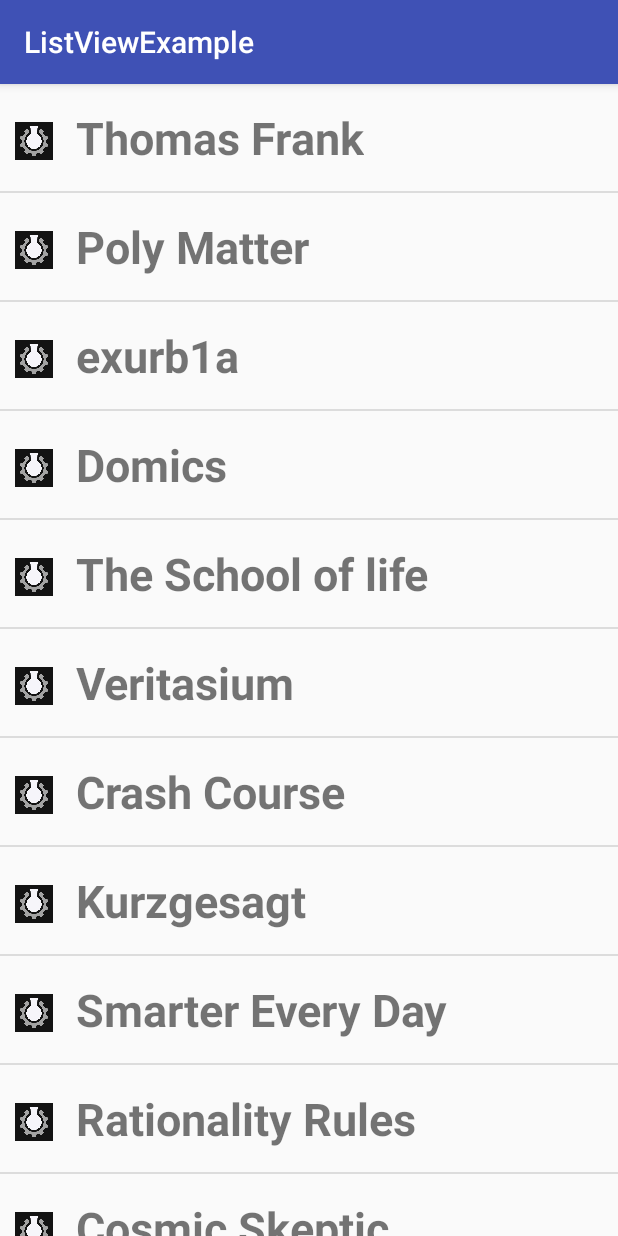
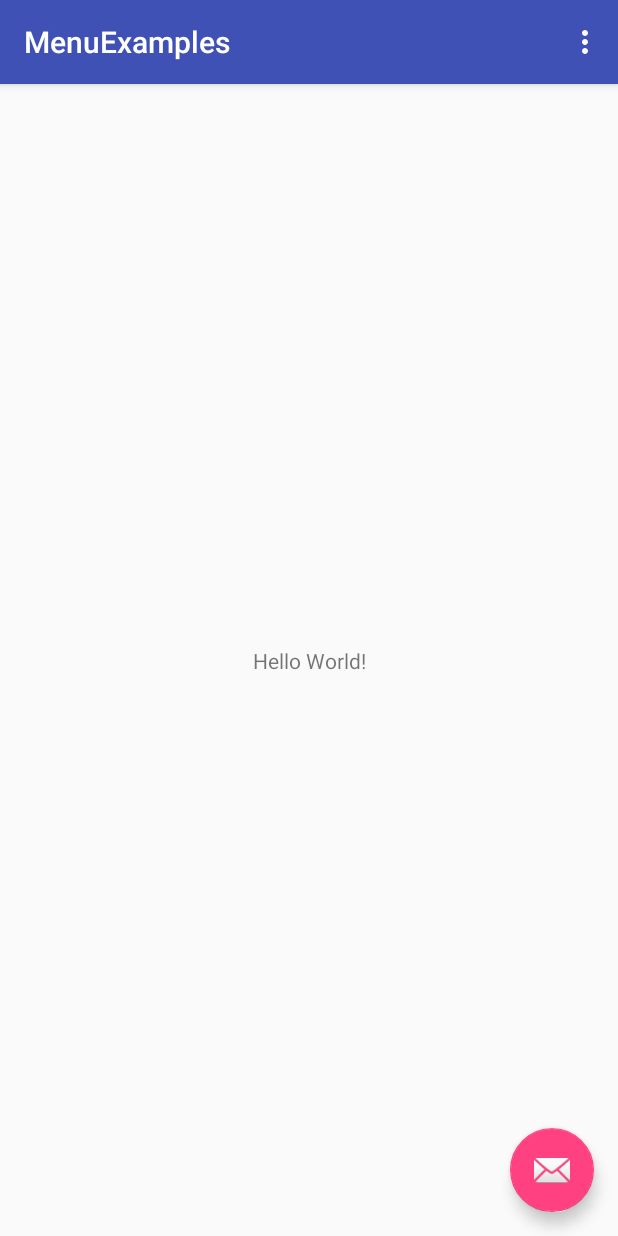
Before and after one commit to CaddyDz/Java, an Android app: the screen it shows after launch (MainActivity), on a phone screen of 412 x 824 dp. Run offline under Robolectric (Android 15) with nearby library versions, the phone set to English and light mode, and no system bars.

Commit message:
Fresh app with basic activity 1- Basic activity provides an options menu on the top right corner 2- Targetting Android Jelly Bean with API level 15
Signed-off-by: Caddy Dz <tbitw31@gmail.com>

```diff
--- a/app/build.gradle
+++ b/app/build.gradle
@@ -4,8 +4,8 @@
     compileSdkVersion 26
     buildToolsVersion "26.0.0"
     defaultConfig {
-        applicationId "com.englishdz.listviewexample"
-        minSdkVersion 14
+        applicationId "com.englishdz.menuexamples"
+        minSdkVersion 15
         targetSdkVersion 26
         versionCode 1
         versionName "1.0"
@@ -26,5 +26,6 @@
     })
     compile 'com.android.support:appcompat-v7:26.+'
     compile 'com.android.support.constraint:constraint-layout:1.0.2'
+    compile 'com.android.support:design:26.+'
     testCompile 'junit:junit:4.12'
 }
--- a/app/src/main/java/com/englishdz/listviewexample/MainActivity.java
+++ /dev/null
@@ -1,42 +0,0 @@
-package com.englishdz.listviewexample;
-
-import android.os.Bundle;
-import android.support.v7.app.ActionBarActivity;
-import android.view.View;
-import android.widget.AdapterView;
-import android.widget.ListAdapter;
-import android.widget.ListView;
-import android.widget.Toast;
-
-public class MainActivity extends ActionBarActivity {
-
-    @Override
-    protected void onCreate(Bundle savedInstanceState) {
-        super.onCreate(savedInstanceState);
-        setContentView(R.layout.activity_main);
-
-        String[] favoriteYTChannels = {"Thomas Frank", "Poly Matter", "exurb1a", "Domics", "The School of life", "Veritasium", "Crash Course", "Kurzgesagt", "Smarter Every Day", "Rationality Rules", "Cosmic Skeptic", "College Humor", "DarkMatter2525", "Vsauce", "CGP Grey"};
-
-        // Create List adapter by the array adapter of the created array of values.
-        ListAdapter theAdapter = new MyAdapter(this, favoriteYTChannels);
-
-        // Create a list view out of the UI component
-        ListView theListView = (ListView) findViewById(R.id.theListView);
-
-        // Populate the list view with the list adapter
-        theListView.setAdapter(theAdapter);
-
-
-        // Add click event listener to list view rows
-        theListView.setOnItemClickListener(new AdapterView.OnItemClickListener() {
-            @Override
-            public void onItemClick(AdapterView<?> adapterView, View view, int position, long l) {
-                // Create a message string that holds the value of the clicked or selected list view row
-                String channelPicked = "You have subscribed to " + String.valueOf(adapterView.getItemAtPosition(position));
-
-                // Create a toast with the created message string
-                Toast.makeText(MainActivity.this, channelPicked, Toast.LENGTH_SHORT).show();
-            }
-        });
-    }
-}
--- a/app/src/main/java/com/englishdz/listviewexample/MyAdapter.java
+++ /dev/null
@@ -1,39 +0,0 @@
-package com.englishdz.listviewexample;
-
-import android.content.Context;
-import android.view.LayoutInflater;
-import android.view.View;
-import android.view.ViewGroup;
-import android.widget.ArrayAdapter;
-import android.widget.ImageView;
-import android.widget.TextView;
-
-/**
- * Created by GREY on 10/12/17.
- */
-
-class MyAdapter extends ArrayAdapter<String> {
-
-    public MyAdapter(Context context, String[] values) {
-        super(context, R.layout.row_layout2, values);
-    }
-
-    @Override
-    public View getView(int position, View convertView, ViewGroup parent) {
-        LayoutInflater theInflater = LayoutInflater.from(getContext());
-
-        View theView = theInflater.inflate(R.layout.row_layout2, parent, false);
-
-        String channel = getItem(position);
-
-        TextView theTextView = (TextView) theView.findViewById(R.id.textView1);
-
-        theTextView.setText(channel);
-
-        ImageView theImageView = (ImageView) theView.findViewById(R.id.grey);
-
-        theImageView.setImageResource(R.drawable.grey);
-
-        return theView;
-    }
-}
--- /dev/null
+++ b/app/src/main/java/com/englishdz/menuexamples/MainActivity.java
@@ -0,0 +1,52 @@
+package com.englishdz.menuexamples;
+
+import android.os.Bundle;
+import android.support.design.widget.FloatingActionButton;
+import android.support.design.widget.Snackbar;
+import android.support.v7.app.AppCompatActivity;
+import android.support.v7.widget.Toolbar;
+import android.view.View;
+import android.view.Menu;
+import android.view.MenuItem;
+
+public class MainActivity extends AppCompatActivity {
+
+    @Override
+    protected void onCreate(Bundle savedInstanceState) {
+        super.onCreate(savedInstanceState);
+        setContentView(R.layout.activity_main);
+        Toolbar toolbar = (Toolbar) findViewById(R.id.toolbar);
+        setSupportActionBar(toolbar);
+
+       FloatingActionButton fab = (FloatingActionButton) findViewById(R.id.fab);
+        fab.setOnClickListener(new View.OnClickListener() {
+            @Override
+            public void onClick(View view) {
+                Snackbar.make(view, "Replace with your own action", Snackbar.LENGTH_LONG)
+                        .setAction("Action", null).show();
+            }
+        });
+    }
+
+    @Override
+    public boolean onCreateOptionsMenu(Menu menu) {
+        // Inflate the menu; this adds items to the action bar if it is present.
+        getMenuInflater().inflate(R.menu.menu_main, menu);
+        return true;
+    }
+
+    @Override
+    public boolean onOptionsItemSelected(MenuItem item) {
+        // Handle action bar item clicks here. The action bar will
+        // automatically handle clicks on the Home/Up button, so long
+        // as you specify a parent activity in AndroidManifest.xml.
+        int id = item.getItemId();
+
+        //noinspection SimplifiableIfStatement
+        if (id == R.id.action_settings) {
+            return true;
+        }
+
+        return super.onOptionsItemSelected(item);
+    }
+}
--- a/app/src/main/res/layout/activity_main.xml
+++ b/app/src/main/res/layout/activity_main.xml
@@ -1,16 +1,34 @@
 <?xml version="1.0" encoding="utf-8"?>
-<LinearLayout
+<android.support.design.widget.CoordinatorLayout
     xmlns:android="http://schemas.android.com/apk/res/android"
+    xmlns:app="http://schemas.android.com/apk/res-auto"
     xmlns:tools="http://schemas.android.com/tools"
-    xmlns:app="http://schemas.android.com/apk/res-auto"
     android:layout_width="match_parent"
     android:layout_height="match_parent"
-    tools:context="com.englishdz.listviewexample.MainActivity"
-    android:orientation="horizontal">
+    tools:context="com.englishdz.menuexamples.MainActivity">
 
-    <ListView
+    <android.support.design.widget.AppBarLayout
+        android:layout_height="wrap_content"
         android:layout_width="match_parent"
-        android:layout_height="match_parent"
-        android:id="@+id/theListView">
-    </ListView>
-</LinearLayout>
+        android:theme="@style/AppTheme.AppBarOverlay">
+
+        <android.support.v7.widget.Toolbar
+            android:id="@+id/toolbar"
+            android:layout_width="match_parent"
+            android:layout_height="?attr/actionBarSize"
+            android:background="?attr/colorPrimary"
+            app:popupTheme="@style/AppTheme.PopupOverlay" />
+
+    </android.support.design.widget.AppBarLayout>
+
+    <include layout="@layout/content_main"/>
+
+    <android.support.design.widget.FloatingActionButton
+        android:id="@+id/fab"
+        android:layout_width="wrap_content"
+        android:layout_height="wrap_content"
+        android:layout_gravity="bottom|end"
+        android:layout_margin="@dimen/fab_margin"
+        app:srcCompat="@android:drawable/ic_dialog_email" />
+
+</android.support.design.widget.CoordinatorLayout>
--- /dev/null
+++ b/app/src/main/res/layout/content_main.xml
@@ -0,0 +1,21 @@
+<?xml version="1.0" encoding="utf-8"?>
+<android.support.constraint.ConstraintLayout
+    xmlns:android="http://schemas.android.com/apk/res/android"
+    xmlns:tools="http://schemas.android.com/tools"
+    xmlns:app="http://schemas.android.com/apk/res-auto"
+    android:layout_width="match_parent"
+    android:layout_height="match_parent"
+    app:layout_behavior="@string/appbar_scrolling_view_behavior"
+    tools:showIn="@layout/activity_main"
+    tools:context="com.englishdz.menuexamples.MainActivity">
+
+    <TextView
+        android:layout_width="wrap_content"
+        android:layout_height="wrap_content"
+        android:text="Hello World!"
+        app:layout_constraintBottom_toBottomOf="parent"
+        app:layout_constraintLeft_toLeftOf="parent"
+        app:layout_constraintRight_toRightOf="parent"
+        app:layout_constraintTop_toTopOf="parent" />
+
+</android.support.constraint.ConstraintLayout>
--- a/app/src/main/res/layout/row_layout2.xml
+++ /dev/null
@@ -1,26 +0,0 @@
-<?xml version="1.0" encoding="utf-8"?>
-<LinearLayout
-    xmlns:android="http://schemas.android.com/apk/res/android"
-    xmlns:tools="http://schemas.android.com/tools"
-    android:layout_width="match_parent"
-    android:layout_height="match_parent"
-    tools:context="com.englishdz.listviewexample.MainActivity"
-    android:orientation="horizontal">
-
-    <ImageView
-        android:layout_width="25dp"
-        android:layout_height="25dp"
-        android:layout_marginLeft="10dp"
-        android:layout_marginTop="25dp"
-        android:id="@+id/grey"
-        android:src="@drawable/grey"/>
-
-    <TextView
-        android:layout_width="wrap_content"
-        android:layout_height="wrap_content"
-        android:id="@+id/textView1"
-        android:textSize="30sp"
-        android:textStyle="bold"
-        android:padding="15dp"/>
-
-</LinearLayout>
--- /dev/null
+++ b/app/src/main/res/menu/menu_main.xml
@@ -0,0 +1,9 @@
+<menu xmlns:android="http://schemas.android.com/apk/res/android"
+    xmlns:app="http://schemas.android.com/apk/res-auto"
+    xmlns:tools="http://schemas.android.com/tools"
+    tools:context="com.englishdz.menuexamples.MainActivity" >
+    <item android:id="@+id/action_settings"
+        android:title="@string/action_settings"
+        android:orderInCategory="100"
+        app:showAsAction="never" />
+</menu>
--- /dev/null
+++ b/app/src/main/res/values/dimens.xml
@@ -0,0 +1,3 @@
+<resources>
+    <dimen name="fab_margin">16dp</dimen>
+</resources>
--- a/app/src/main/res/values/strings.xml
+++ b/app/src/main/res/values/strings.xml
@@ -1,3 +1,4 @@
 <resources>
-    <string name="app_name">ListViewExample</string>
+    <string name="app_name">MenuExamples</string>
+    <string name="action_settings">Settings</string>
 </resources>
--- a/app/src/main/res/values/styles.xml
+++ b/app/src/main/res/values/styles.xml
@@ -7,5 +7,11 @@
         <item name="colorPrimaryDark">@color/colorPrimaryDark</item>
         <item name="colorAccent">@color/colorAccent</item>
     </style>
+    <style name="AppTheme.NoActionBar">
+        <item name="windowActionBar">false</item>
+        <item name="windowNoTitle">true</item>
+    </style>
+    <style name="AppTheme.AppBarOverlay" parent="ThemeOverlay.AppCompat.Dark.ActionBar" />
+    <style name="AppTheme.PopupOverlay" parent="ThemeOverlay.AppCompat.Light" />
 
 </resources>
```
Also changed, not shown: app/src/main/AndroidManifest.xml (+5 -2 lines), app/src/main/res/layout/row_layout.xml (deleted, +0 -18 lines), app/src/main/res/drawable/grey.jpg (deleted), gradle/wrapper/gradle-wrapper.properties, 5 other files.
